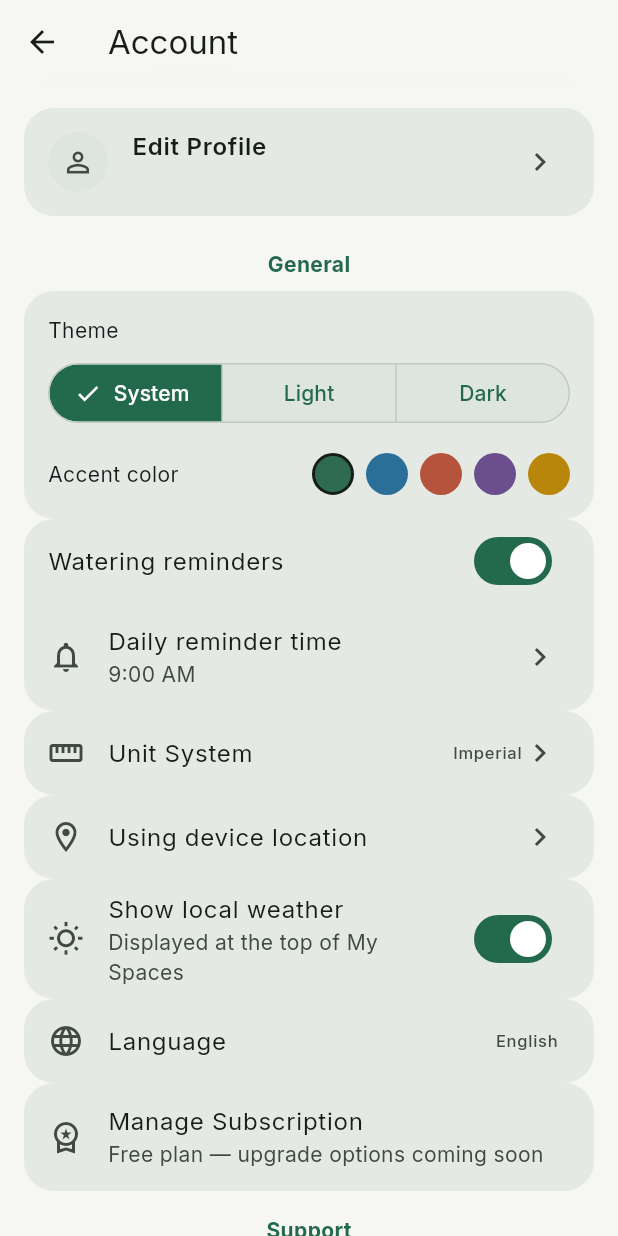
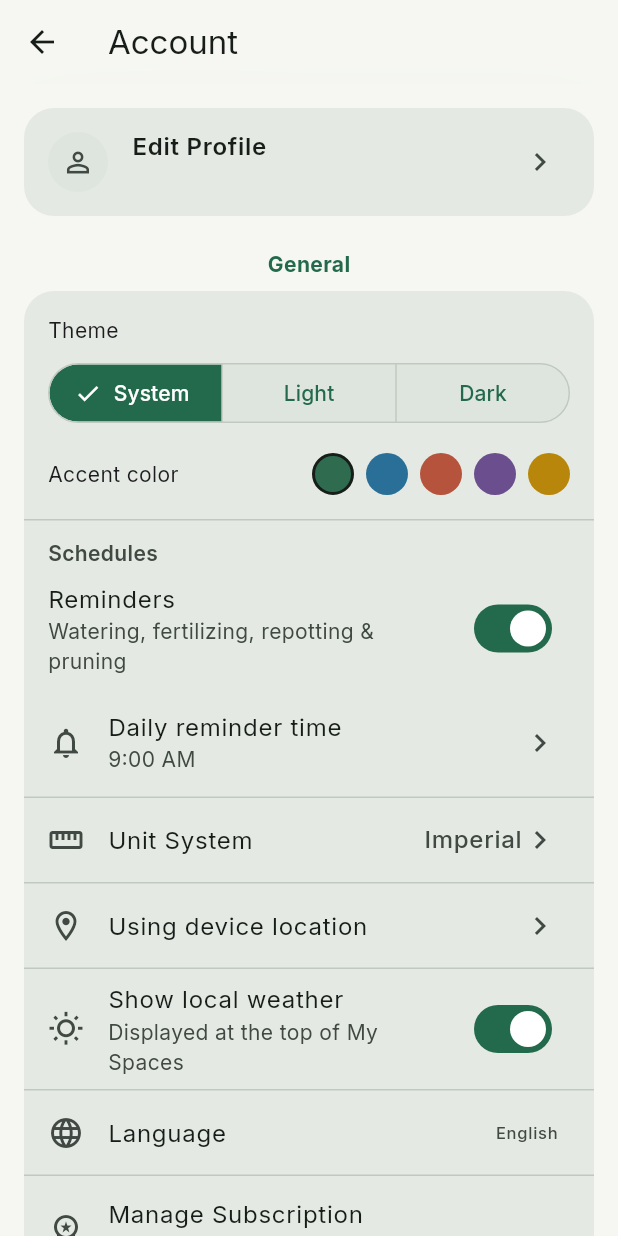
Before and after one commit to AT-Phillips/planty-palace, a Flutter app: the AccountScreen screen opened directly, on a phone screen of 412 x 824 dp. Run offline on Flutter 3.47's test engine with Material 3 defaults, Android fonts, the phone set to English and light mode, and no system bars; our stand-ins replace cloud_firestore, firebase_auth, firebase_core, firebase_storage, flutter_local_notifications, geolocator and 5 more; missing offline and left inert: home_widget; accounts and stored records are empty; network calls fail.

Commit message:
Fix weather flash on Spaces and restyle Settings' General section
- WeatherCard now seeds from the last successful fetch (same pattern
  already used for Spaces/Care lists) instead of always starting
  hidden while a fresh fetch is in flight - fixes the brief
  disappear-then-reappear flash every time Spaces is shown.
- Settings' General section is now one flush card (rows separated by
  dividers, no gaps between rounded corners) matching Support's
  structure, instead of a stack of separate cards.
- Unit System's value text is now larger/more legible.
- The reminders toggle is relabeled "Schedules" with a subtitle
  clarifying it covers watering, fertilizing, repotting, and pruning
  (still one shared daily time/toggle, not per-type - confirmed with
  user as the right scope for now).

Co-Authored-By: Claude Sonnet 5 <noreply@anthropic.com>

```diff
--- a/lib/widgets/settings_sections.dart
+++ b/lib/widgets/settings_sections.dart
@@ -68,12 +68,14 @@ class SettingsSections extends StatelessWidget {
     return Column(
       children: [
         _sectionHeader(context, 'General'),
+        Card(
+          margin: const EdgeInsets.symmetric(horizontal: 16),
+          child: Column(
+            children: [
               ValueListenableBuilder<ThemeMode>(
                 valueListenable: ThemeController.instance.themeMode,
                 builder: (context, mode, _) {
-            return Card(
-              margin: const EdgeInsets.symmetric(horizontal: 16),
-              child: Padding(
+                  return Padding(
                     padding: const EdgeInsets.all(16),
                     child: Column(
                       crossAxisAlignment: CrossAxisAlignment.stretch,
@@ -129,19 +131,31 @@ class SettingsSections extends StatelessWidget {
                         ),
                       ],
                     ),
-              ),
                   );
                 },
               ),
+              const Divider(height: 1),
               ValueListenableBuilder<bool>(
                 valueListenable: NotificationPreferences.instance.enabled,
                 builder: (context, enabled, _) {
-            return Card(
-              margin: const EdgeInsets.symmetric(horizontal: 16),
-              child: Column(
+                  return Column(
                     children: [
+                      Padding(
+                        padding: const EdgeInsets.fromLTRB(16, 12, 16, 0),
+                        child: Align(
+                          alignment: Alignment.centerLeft,
+                          child: Text(
+                            'Schedules',
+                            style: TextStyle(
+                              fontWeight: FontWeight.w600,
+                              color: Theme.of(context).colorScheme.onSurfaceVariant,
+                            ),
+                          ),
+                        ),
+                      ),
                       SwitchListTile(
-                    title: const Text('Watering reminders'),
+                        title: const Text('Reminders'),
+                        subtitle: const Text('Watering, fertilizing, repotting & pruning'),
                         value: enabled,
                         onChanged: (value) => NotificationPreferences.instance.setEnabled(value),
                       ),
@@ -159,83 +173,80 @@ class SettingsSections extends StatelessWidget {
                           },
                         ),
                     ],
-              ),
                   );
                 },
               ),
+              const Divider(height: 1),
               ValueListenableBuilder<bool>(
                 valueListenable: UnitPreferences.instance.useMetric,
                 builder: (context, useMetric, _) {
-            return Card(
-              margin: const EdgeInsets.symmetric(horizontal: 16),
-              child: ListTile(
+                  return ListTile(
                     leading: const Icon(Icons.straighten_outlined),
                     title: const Text('Unit System'),
                     trailing: Row(
                       mainAxisSize: MainAxisSize.min,
                       children: [
-                    Text(useMetric ? 'Metric' : 'Imperial'),
+                        Text(
+                          useMetric ? 'Metric' : 'Imperial',
+                          style: const TextStyle(fontSize: 16),
+                        ),
                         const Icon(Icons.chevron_right),
                       ],
                     ),
                     onTap: () => UnitPreferences.instance.setUseMetric(!useMetric),
-              ),
                   );
                 },
               ),
+              const Divider(height: 1),
               ValueListenableBuilder<bool>(
                 valueListenable: LocationPreferences.instance.useGps,
                 builder: (context, useGps, _) {
                   return ValueListenableBuilder<String?>(
                     valueListenable: LocationPreferences.instance.manualLabel,
                     builder: (context, manualLabel, _) {
-                return Card(
-                  margin: const EdgeInsets.symmetric(horizontal: 16),
-                  child: ListTile(
+                      return ListTile(
                         leading: const Icon(Icons.location_on_outlined),
-                    title: Text(useGps ? 'Using device location' : (manualLabel ?? 'Manual location')),
+                        title: Text(
+                          useGps ? 'Using device location' : (manualLabel ?? 'Manual location'),
+                        ),
                         trailing: const Icon(Icons.chevron_right),
                         onTap: () => Navigator.push(
                           context,
                           MaterialPageRoute(builder: (_) => const LocationPickerScreen()),
-                    ),
                         ),
                       );
                     },
                   );
                 },
               ),
+              const Divider(height: 1),
               ValueListenableBuilder<bool>(
                 valueListenable: WeatherPreferences.instance.enabled,
                 builder: (context, enabled, _) {
-            return Card(
-              margin: const EdgeInsets.symmetric(horizontal: 16),
-              child: SwitchListTile(
+                  return SwitchListTile(
                     secondary: const Icon(Icons.wb_sunny_outlined),
                     title: const Text('Show local weather'),
                     subtitle: const Text('Displayed at the top of My Spaces'),
                     value: enabled,
                     onChanged: (value) => WeatherPreferences.instance.setEnabled(value),
-              ),
                   );
                 },
               ),
-        Card(
-          margin: const EdgeInsets.symmetric(horizontal: 16),
-          child: ListTile(
+              const Divider(height: 1),
+              ListTile(
                 leading: const Icon(Icons.language),
                 title: const Text('Language'),
                 trailing: const Text('English'),
                 onTap: () => _showComingSoon(context, 'More languages'),
               ),
-        ),
-        Card(
-          margin: const EdgeInsets.symmetric(horizontal: 16),
-          child: ListTile(
+              const Divider(height: 1),
+              ListTile(
                 leading: const Icon(Icons.workspace_premium_outlined),
                 title: const Text('Manage Subscription'),
                 subtitle: const Text('Free plan — upgrade options coming soon'),
                 onTap: () => _showComingSoon(context, 'Subscriptions'),
+              ),
+            ],
           ),
         ),
         _sectionHeader(context, 'Support'),
--- a/lib/widgets/weather_card.dart
+++ b/lib/widgets/weather_card.dart
@@ -41,8 +41,15 @@ class WeatherCard extends StatefulWidget {
 
 class _WeatherCardState extends State<WeatherCard> {
   final WeatherService _service = WeatherService();
-  WeatherInfo? _weather;
-  bool _loading = true;
+
+  // MainShell rebuilds each tab fresh on every switch (not an IndexedStack),
+  // so this State is recreated every time Spaces is shown - seeding from the
+  // last successful fetch avoids a flash of "hidden" while the new fetch is
+  // in flight.
+  static WeatherInfo? _cachedWeather;
+
+  WeatherInfo? _weather = _cachedWeather;
+  bool _loading = _cachedWeather == null;
 
   @override
   void initState() {
@@ -52,6 +59,7 @@ class _WeatherCardState extends State<WeatherCard> {
 
   Future<void> _load() async {
     final weather = await _service.fetchCurrentWeather();
+    _cachedWeather = weather;
     if (!mounted) return;
     setState(() {
       _weather = weather;
```
Lines whose indentation alone changed are shown as unchanged.
